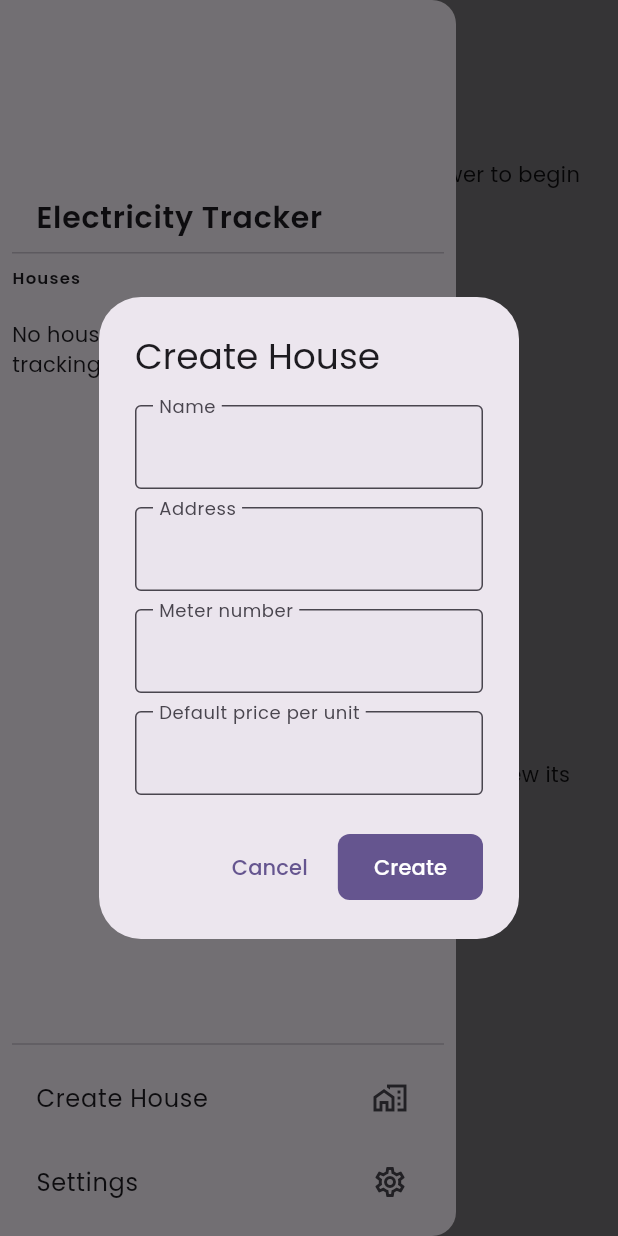
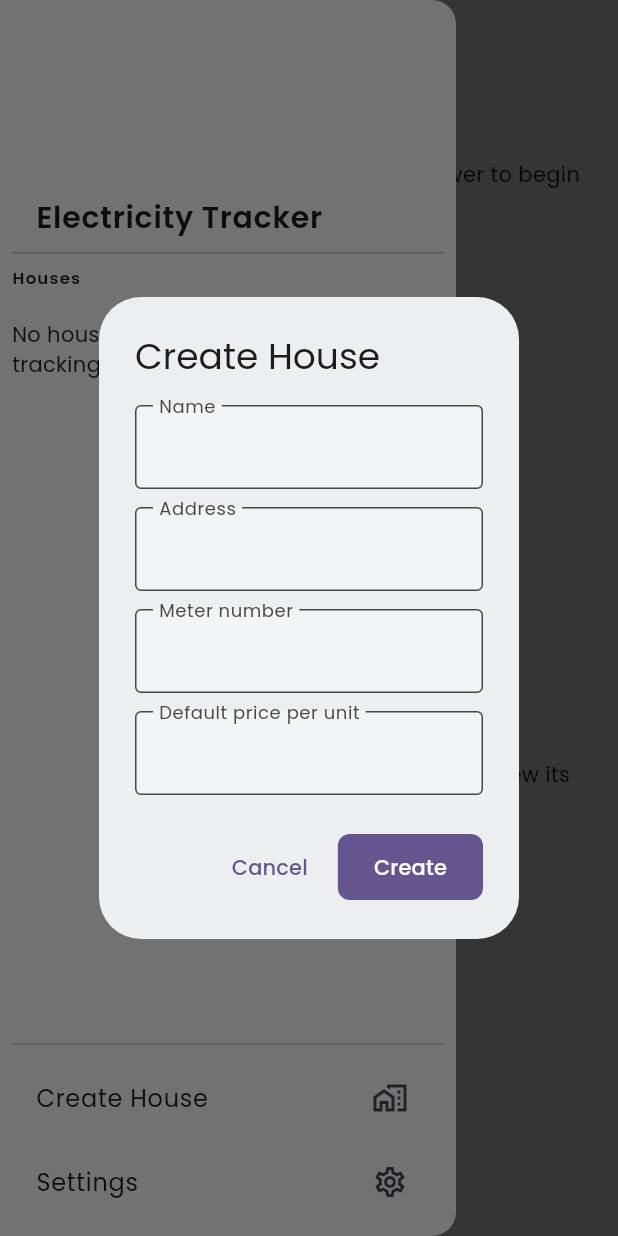
Before and after one commit to sai-phaneesh/simple-electricity-tracker, a Flutter app: the screen it shows after launch, after a tap on "Open drawer", after a tap on "Create House", on a phone screen of 412 x 824 dp. Run offline on Flutter 3.47's test engine with Material 3 defaults, Android fonts, the phone set to English and light mode, and no system bars; our stand-ins replace another_flushbar, drift, drift_flutter, flutter_dotenv, flutter_riverpod, get_it and 4 more; accounts and stored records are empty; generated files the repository leaves out were written again; network calls fail.

Commit message:
Improve light theme color palette and contrast
Updated the light theme in main.dart to use a refined surface color hierarchy for better contrast and visual separation, following Material Design 3 guidelines. Added explicit scaffold, app bar, card, and input field colors for improved accessibility and appearance. Documented changes in LIGHT_THEME_IMPROVEMENTS.md.

```diff
--- a/lib/main.dart
+++ b/lib/main.dart
@@ -40,21 +40,30 @@ class MyApp extends ConsumerWidget {
       themeMode: themeState.mode,
       theme: ThemeData(
         useMaterial3: true,
-        colorScheme: ColorScheme.fromSeed(
-          seedColor: const Color(0xFF6750A4),
-          brightness: Brightness.light,
-        ),
-        appBarTheme: AppBarTheme(
+        colorScheme:
+            ColorScheme.fromSeed(
+              seedColor: const Color(0xFF6750A4),
+              brightness: Brightness.light,
+            ).copyWith(
+              // Adjust surface colors for better contrast in light mode
+              surface: const Color(0xFFFEFBFF),
+              surfaceContainerLowest: const Color(0xFFFFFFFF),
+              surfaceContainerLow: const Color(0xFFF8F9FA),
+              surfaceContainer: const Color(0xFFF3F4F6),
+              surfaceContainerHigh: const Color(0xFFEDEEF0),
+              surfaceContainerHighest: const Color(0xFFE7E8EB),
+            ),
+        scaffoldBackgroundColor: const Color(0xFFFEFBFF),
+        appBarTheme: const AppBarTheme(
           centerTitle: false,
           elevation: 0,
           scrolledUnderElevation: 1,
-          backgroundColor: ColorScheme.fromSeed(
-            seedColor: const Color(0xFF6750A4),
-            brightness: Brightness.light,
-          ).surface,
+          backgroundColor: Color(0xFFFEFBFF),
         ),
         cardTheme: CardThemeData(
           elevation: 0,
+          color: const Color(0xFFFFFFFF),
+          surfaceTintColor: const Color(0xFF6750A4),
           shape: RoundedRectangleBorder(
             borderRadius: BorderRadius.circular(12),
           ),
@@ -63,10 +72,7 @@ class MyApp extends ConsumerWidget {
           border: const OutlineInputBorder(),
           floatingLabelBehavior: FloatingLabelBehavior.always,
           filled: true,
-          fillColor: ColorScheme.fromSeed(
-            seedColor: const Color(0xFF6750A4),
-            brightness: Brightness.light,
-          ).surfaceContainerHighest.withValues(alpha: 0.3),
+          fillColor: const Color(0xFFF3F4F6),
         ),
         elevatedButtonTheme: ElevatedButtonThemeData(
           style: ElevatedButton.styleFrom(
```
Also changed, not shown: 1 other file.
